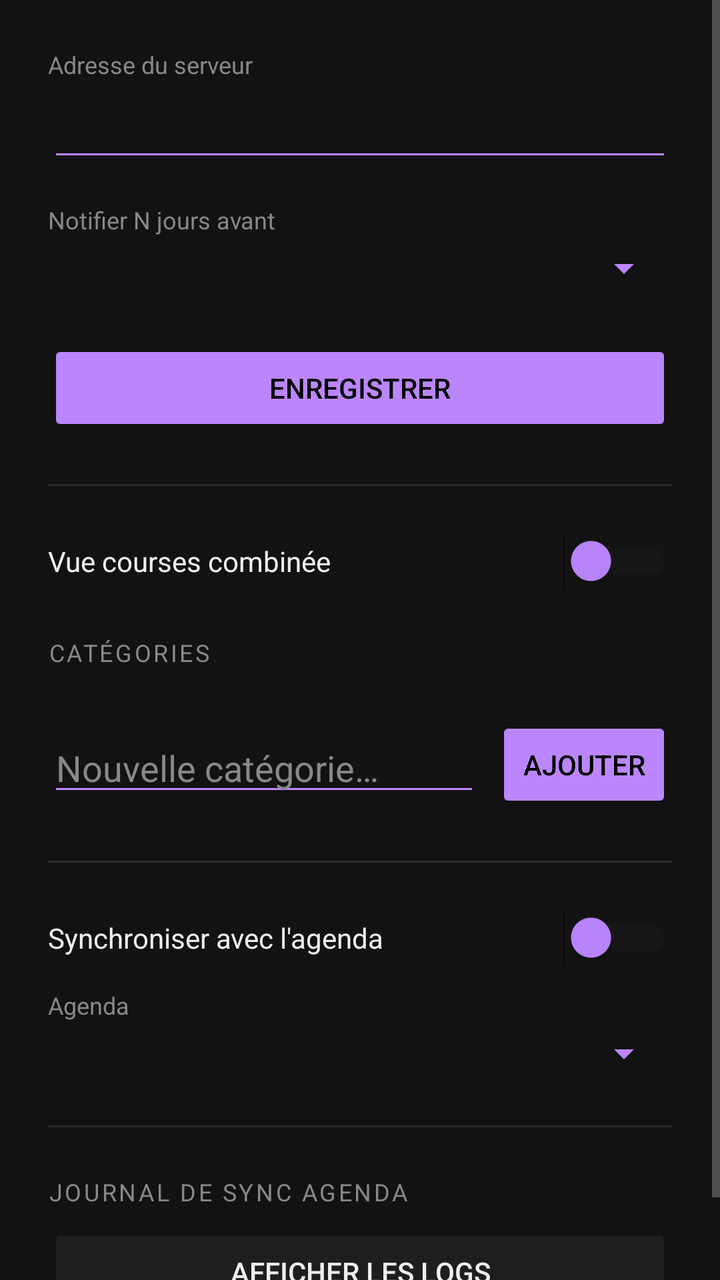
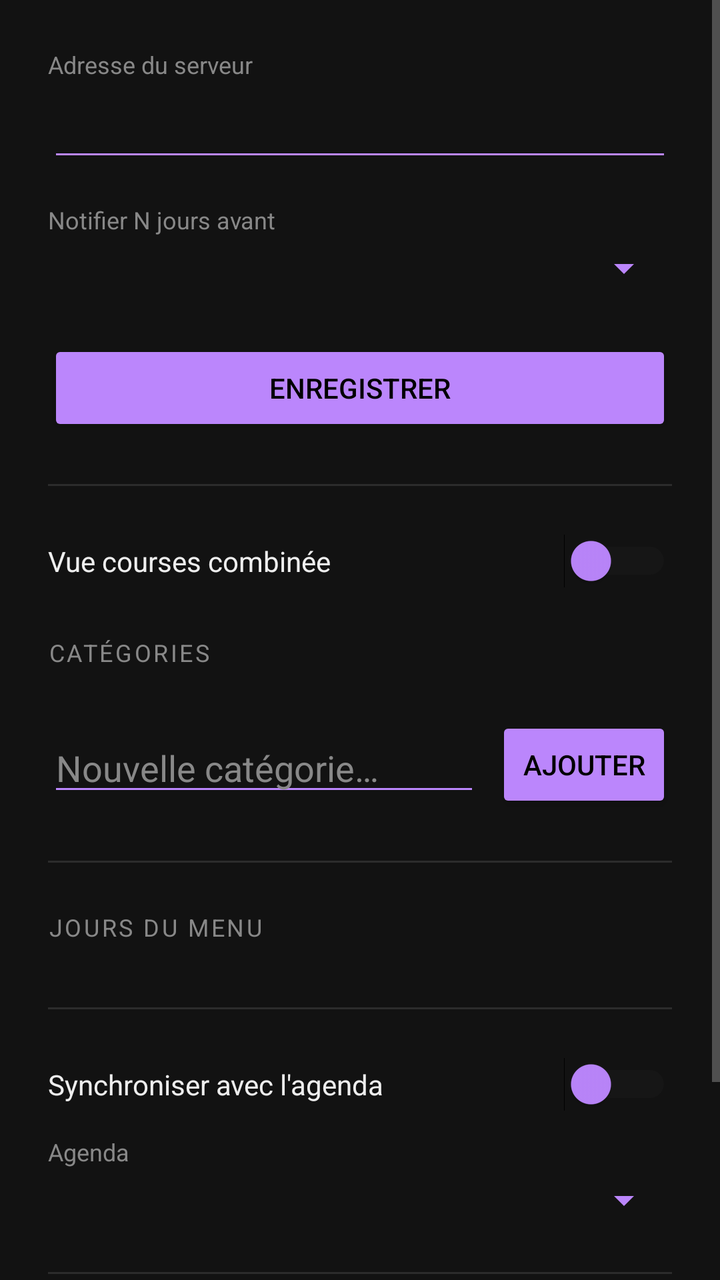

Two renders of the same Android screen: before a commit and after it. Below are the layout's source before the change and the commit's diff.
<!-- AndroidManifest.xml: application theme AppTheme -->
<!-- res/layout/activity_settings.xml -->
<?xml version="1.0" encoding="utf-8"?>
<ScrollView xmlns:android="http://schemas.android.com/apk/res/android"
    android:layout_width="match_parent"
    android:layout_height="match_parent"
    android:background="@color/bg">

    <LinearLayout
        android:layout_width="match_parent"
        android:layout_height="wrap_content"
        android:orientation="vertical"
        android:padding="24dp">

        

        <TextView
            android:layout_width="match_parent"
            android:layout_height="wrap_content"
            android:text="@string/label_server_url"
            android:textColor="@color/text_secondary"
            android:textSize="12sp"
            android:layout_marginBottom="4dp"/>

        <EditText
            android:id="@+id/etUrl"
            android:layout_width="match_parent"
            android:layout_height="wrap_content"
            android:inputType="textUri"
            android:textColor="@color/text_primary"
            android:backgroundTint="@color/primary"
            android:layout_marginBottom="16dp"/>

        

        <TextView
            android:layout_width="match_parent"
            android:layout_height="wrap_content"
            android:text="@string/label_notif_lead"
            android:textColor="@color/text_secondary"
            android:textSize="12sp"
            android:layout_marginBottom="4dp"/>

        <Spinner
            android:id="@+id/spinnerLead"
            android:layout_width="match_parent"
            android:layout_height="wrap_content"
            android:backgroundTint="@color/primary"
            android:layout_marginBottom="24dp"/>

        <Button
            android:id="@+id/btnSave"
            android:layout_width="match_parent"
            android:layout_height="wrap_content"
            android:text="@string/btn_save_settings"
            android:backgroundTint="@color/primary"
            android:textColor="@color/on_primary"/>

        <TextView
            android:id="@+id/tvStatus"
            android:layout_width="wrap_content"
            android:layout_height="wrap_content"
            android:textColor="@color/primary"
            android:layout_marginTop="8dp"
            android:visibility="gone"/>

        

        <View
            android:layout_width="match_parent"
            android:layout_height="1dp"
            android:background="@color/divider"
            android:layout_marginTop="24dp"
            android:layout_marginBottom="24dp"/>

        

        <LinearLayout
            android:layout_width="match_parent"
            android:layout_height="wrap_content"
            android:orientation="horizontal"
            android:gravity="center_vertical"
            android:layout_marginBottom="24dp">

            <TextView
                android:layout_width="0dp"
                android:layout_height="wrap_content"
                android:layout_weight="1"
                android:text="@string/label_course_mode"
                android:textColor="@color/text_primary"
                android:textSize="14sp"/>

            <Switch
                android:id="@+id/switchCourseMode"
                android:layout_width="wrap_content"
                android:layout_height="wrap_content"
                android:thumbTint="@color/primary"
                android:trackTint="@color/surface"/>
        </LinearLayout>

        

        <TextView
            android:layout_width="match_parent"
            android:layout_height="wrap_content"
            android:text="@string/label_categories"
            android:textColor="@color/text_secondary"
            android:textSize="12sp"
            android:textAllCaps="true"
            android:letterSpacing="0.1"
            android:layout_marginBottom="8dp"/>

        <LinearLayout
            android:id="@+id/listCategories"
            android:layout_width="match_parent"
            android:layout_height="wrap_content"
            android:orientation="vertical"
            android:layout_marginBottom="16dp"/>

        <LinearLayout
            android:layout_width="match_parent"
            android:layout_height="wrap_content"
            android:orientation="horizontal"
            android:gravity="center_vertical">

            <EditText
                android:id="@+id/etNewCategory"
                android:layout_width="0dp"
                android:layout_height="wrap_content"
                android:layout_weight="1"
                android:hint="@string/hint_new_category"
                android:textColor="@color/text_primary"
                android:textColorHint="@color/text_secondary"
                android:backgroundTint="@color/primary"
                android:inputType="textCapSentences"
                android:imeOptions="actionDone"/>

            <Button
                android:id="@+id/btnAddCategory"
                android:layout_width="wrap_content"
                android:layout_height="wrap_content"
                android:text="@string/action_add_category"
                android:backgroundTint="@color/primary"
                android:textColor="@color/on_primary"
                android:layout_marginStart="8dp"/>
        </LinearLayout>

        <TextView
            android:id="@+id/tvCatError"
            android:layout_width="wrap_content"
            android:layout_height="wrap_content"
            android:textColor="@color/danger"
            android:layout_marginTop="8dp"
            android:visibility="gone"/>

        

        <View
            android:layout_width="match_parent"
            android:layout_height="1dp"
            android:background="@color/divider"
            android:layout_marginTop="24dp"
            android:layout_marginBottom="24dp"/>

        

        <LinearLayout
            android:layout_width="match_parent"
            android:layout_height="wrap_content"
            android:orientation="horizontal"
            android:gravity="center_vertical"
            android:layout_marginBottom="12dp">

            <TextView
                android:layout_width="0dp"
                android:layout_height="wrap_content"
                android:layout_weight="1"
                android:text="@string/label_calendar_sync"
                android:textColor="@color/text_primary"
                android:textSize="14sp"/>

            <Switch
                android:id="@+id/switchCalendar"
                android:layout_width="wrap_content"
                android:layout_height="wrap_content"
                android:thumbTint="@color/primary"
                android:trackTint="@color/surface"/>
        </LinearLayout>

        <TextView
            android:layout_width="match_parent"
            android:layout_height="wrap_content"
            android:text="@string/label_calendar"
            android:textColor="@color/text_secondary"
            android:textSize="12sp"
            android:layout_marginBottom="4dp"
            android:id="@+id/tvCalendarLabel"/>

        <Spinner
            android:id="@+id/spinnerCalendar"
            android:layout_width="match_parent"
            android:layout_height="wrap_content"
            android:backgroundTint="@color/primary"/>

        <TextView
            android:id="@+id/tvCalendarError"
            android:layout_width="wrap_content"
            android:layout_height="wrap_content"
            android:textColor="@color/danger"
            android:layout_marginTop="8dp"
            android:visibility="gone"/>

        

        <View
            android:layout_width="match_parent"
            android:layout_height="1dp"
            android:background="@color/divider"
            android:layout_marginTop="24dp"
            android:layout_marginBottom="24dp"/>

        

        <TextView
            android:layout_width="match_parent"
            android:layout_height="wrap_content"
            android:text="@string/label_cal_debug"
            android:textColor="@color/text_secondary"
            android:textSize="12sp"
            android:textAllCaps="true"
            android:letterSpacing="0.1"
            android:layout_marginBottom="8dp"/>

        <Button
            android:id="@+id/btnShowCalendarLogs"
            android:layout_width="match_parent"
            android:layout_height="wrap_content"
            android:text="@string/btn_show_logs"
            android:backgroundTint="@color/surface"
            android:textColor="@color/text_primary"/>

    </LinearLayout>
</ScrollView>
<!-- resources referenced by this layout -->
<resources>
  <color name="bg">#121212</color>
  <color name="danger">#CF6679</color>
  <color name="divider">#2C2C2C</color>
  <color name="on_primary">#000000</color>
  <color name="primary">#BB86FC</color>
  <color name="surface">#1E1E1E</color>
  <color name="text_primary">#EEEEEE</color>
  <color name="text_secondary">#888888</color>
  <string name="action_add_category">Ajouter</string>
  <string name="btn_save_settings">Enregistrer</string>
  <string name="btn_show_logs">Afficher les logs</string>
  <string name="hint_new_category">Nouvelle catégorie…</string>
  <string name="label_cal_debug">Journal de sync agenda</string>
  <string name="label_calendar">Agenda</string>
  <string name="label_calendar_sync">Synchroniser avec l\'agenda</string>
  <string name="label_categories">Catégories</string>
  <string name="label_course_mode">Vue courses combinée</string>
  <string name="label_notif_lead">Notifier N jours avant</string>
  <string name="label_server_url">Adresse du serveur</string>
  <style name="AppTheme" parent="android:Theme.Material">
          <item name="android:colorBackground">@color/bg</item>
          <item name="android:windowBackground">@color/bg</item>
          <item name="android:colorPrimary">@color/surface</item>
          <item name="android:colorPrimaryDark">@color/bg</item>
          <item name="android:colorAccent">@color/primary</item>
          <item name="android:textColorPrimary">@color/text_primary</item>
          <item name="android:textColorSecondary">@color/text_secondary</item>
          <item name="android:navigationBarColor">@color/bg</item>
          <item name="android:statusBarColor">@color/surface</item>
          <item name="android:actionBarStyle">@style/AppActionBar</item>
      </style>
  <style name="AppActionBar" parent="android:Widget.Material.ActionBar">
          <item name="android:background">@color/surface</item>
          <item name="android:titleTextStyle">@style/AppActionBarTitle</item>
      </style>
  <style name="AppActionBarTitle" parent="android:TextAppearance.Material.Widget.ActionBar.Title">
          <item name="android:textColor">@color/text_primary</item>
      </style>
</resources>

<!-- the commit's change to res/layout/activity_settings.xml (unified diff, before → after) -->
@@ -162,6 +162,34 @@
 
         
 
+        <TextView
+            android:layout_width="match_parent"
+            android:layout_height="wrap_content"
+            android:text="@string/label_menu_days"
+            android:textColor="@color/text_secondary"
+            android:textSize="12sp"
+            android:textAllCaps="true"
+            android:letterSpacing="0.1"
+            android:layout_marginBottom="8dp"/>
+
+        <LinearLayout
+            android:id="@+id/layoutMenuDays"
+            android:layout_width="match_parent"
+            android:layout_height="wrap_content"
+            android:orientation="vertical"
+            android:layout_marginBottom="8dp"/>
+
+        
+
+        <View
+            android:layout_width="match_parent"
+            android:layout_height="1dp"
+            android:background="@color/divider"
+            android:layout_marginTop="16dp"
+            android:layout_marginBottom="24dp"/>
+
+        
+
         <LinearLayout
             android:layout_width="match_parent"
             android:layout_height="wrap_content"
<!-- resource entries referenced after the edit -->
@@ -17,6 +17,7 @@
   <string name="label_calendar_sync">Synchroniser avec l\'agenda</string>
   <string name="label_categories">Catégories</string>
   <string name="label_course_mode">Vue courses combinée</string>
+  <string name="label_menu_days">Jours du menu</string>
   <string name="label_notif_lead">Notifier N jours avant</string>
   <string name="label_server_url">Adresse du serveur</string>
   <style name="AppTheme" parent="android:Theme.Material">
